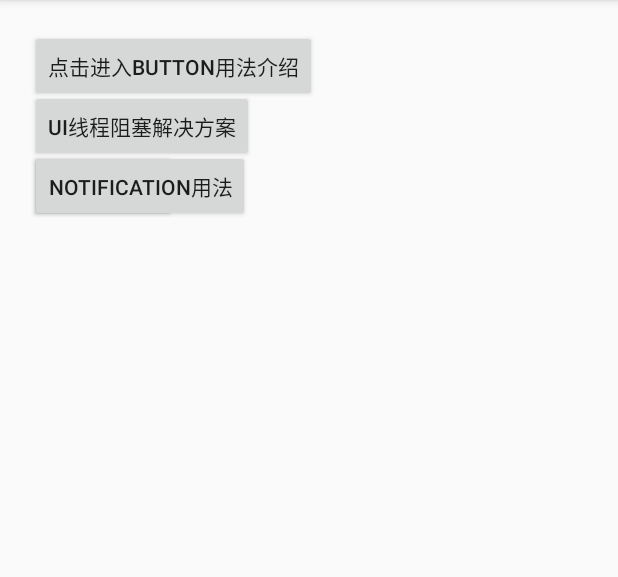
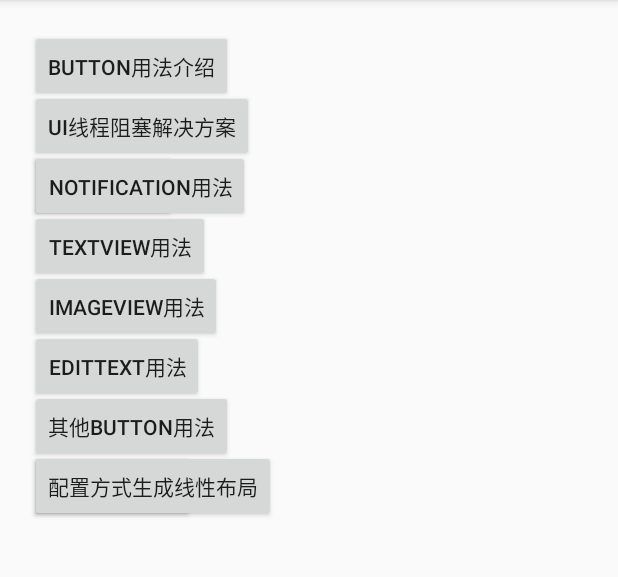
Before and after one commit to MrChenYoung/AndroidTest, an Android app: the screen it shows after launch (MainActivity), on a phone screen of 412 x 824 dp, the part 84-661 px from its top. Run offline under Robolectric (Android 15) with nearby library versions, the phone set to English and light mode, and no system bars.

Commit message:
20180829

```diff
--- a/app/src/main/AndroidManifest.xml
+++ b/app/src/main/AndroidManifest.xml
@@ -22,6 +22,12 @@
         <activity android:name=".UIThreadTestActivity"></activity>
         <activity android:name=".ToastTestActivity"></activity>
         <activity android:name=".NotificationActivity"></activity>
+        <activity android:name=".TextViewActivity"></activity>
+        <activity android:name=".ImageViewActivity"></activity>
+        <activity android:name=".EditTextActivity"></activity>
+        <activity android:name=".OtherButtonsActivity"></activity>
+        <activity android:name=".SpinnerActivity"></activity>
+        <activity android:name=".LinearLayout1Activity"></activity>
     </application>
 
 </manifest>
--- a/app/src/main/res/layout/activity_main.xml
+++ b/app/src/main/res/layout/activity_main.xml
@@ -14,7 +14,7 @@
         android:layout_marginLeft="20dp"
         android:layout_marginTop="20dp"
         android:onClick="click1"
-        android:text="点击进入Button用法介绍"/>
+        android:text="Button用法介绍"/>
 
     <Button
         android:id="@+id/button2"
@@ -45,4 +45,64 @@
         android:layout_marginTop="100dp"
         android:onClick="click4"
         android:text="Notification用法"/>
+
+    <Button
+        android:id="@+id/button5"
+        android:layout_width="wrap_content"
+        android:layout_height="wrap_content"
+        android:layout_alignParentTop="true"
+        android:layout_marginLeft="20dp"
+        android:layout_marginTop="140dp"
+        android:onClick="click5"
+        android:text="TextView用法"/>
+
+    <Button
+        android:id="@+id/button6"
+        android:layout_width="wrap_content"
+        android:layout_height="wrap_content"
+        android:layout_alignParentTop="true"
+        android:layout_marginLeft="20dp"
+        android:layout_marginTop="180dp"
+        android:onClick="click6"
+        android:text="ImageView用法"/>
+
+    <Button
+        android:id="@+id/button7"
+        android:layout_width="wrap_content"
+        android:layout_height="wrap_content"
+        android:layout_alignParentTop="true"
+        android:layout_marginLeft="20dp"
+        android:layout_marginTop="220dp"
+        android:onClick="click7"
+        android:text="EditText用法"/>
+
+    <Button
+        android:id="@+id/button8"
+        android:layout_width="wrap_content"
+        android:layout_height="wrap_content"
+        android:layout_alignParentTop="true"
+        android:layout_marginLeft="20dp"
+        android:layout_marginTop="260dp"
+        android:onClick="click8"
+        android:text="其他Button用法"/>
+
+    <Button
+        android:id="@+id/button9"
+        android:layout_width="wrap_content"
+        android:layout_height="wrap_content"
+        android:layout_alignParentTop="true"
+        android:layout_marginLeft="20dp"
+        android:layout_marginTop="300dp"
+        android:onClick="click9"
+        android:text="Spinner用法"/>
+
+    <Button
+        android:id="@+id/button10"
+        android:layout_width="wrap_content"
+        android:layout_height="wrap_content"
+        android:layout_alignParentTop="true"
+        android:layout_marginLeft="20dp"
+        android:layout_marginTop="300dp"
+        android:onClick="click10"
+        android:text="配置方式生成线性布局"/>
 </RelativeLayout>
```
Also changed, not shown: app/src/main/java/helloworld/android/com/androidtest/EditTextActivity.java (added, +70 -0 lines), app/src/main/java/helloworld/android/com/androidtest/ImageViewActivity.java (added, +52 -0 lines), app/src/main/java/helloworld/android/com/androidtest/LinearLayout1Activity.java (added, +13 -0 lines), app/src/main/java/helloworld/android/com/androidtest/MainActivity.java (+42 -0 lines), app/src/main/java/helloworld/android/com/androidtest/OtherButtonsActivity.java (added, +63 -0 lines), app/src/main/java/helloworld/android/com/androidtest/SpinnerActivity.java (added, +95 -0 lines), app/src/main/java/helloworld/android/com/androidtest/TextViewActivity.java (added, +19 -0 lines), app/src/main/res/layout/activity_edittext.xml (added, +38 -0 lines), app/src/main/res/layout/activity_imageview.xml (added, +18 -0 lines), app/src/main/res/layout/activity_linearlayout1.xml (added, +48 -0 lines), app/src/main/res/layout/activity_otherbuttons.xml (added, +67 -0 lines), app/src/main/res/layout/activity_spinner.xml (added, +38 -0 lines), app/src/main/res/layout/activity_textview.xml (added, +66 -0 lines), app/src/main/res/values/strings.xml (+8 -0 lines), 4 more files.
